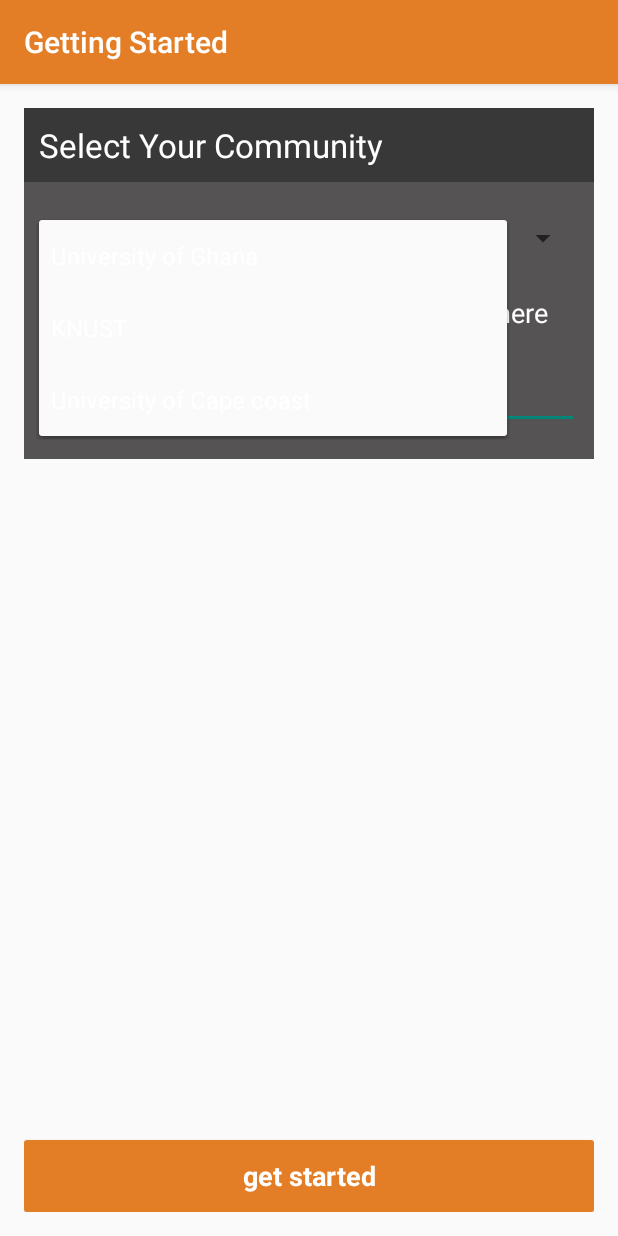
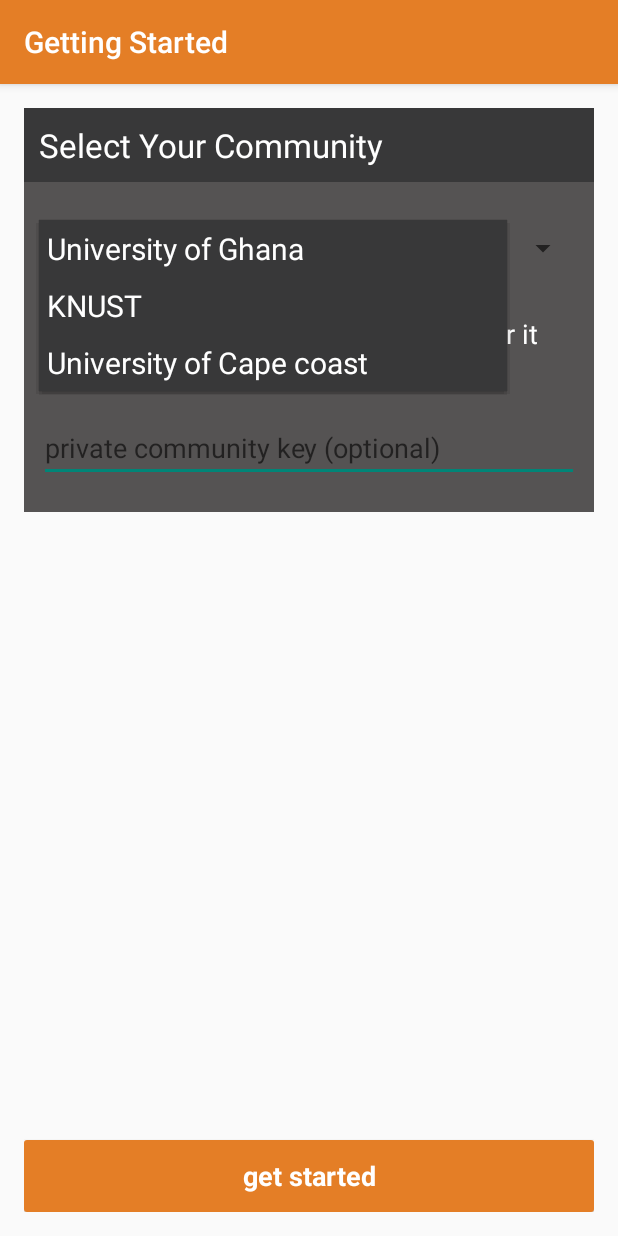
Before and after one commit to jessejohnson/flippy, an Android app: the SelectCommunityActivity screen opened directly, with no data from a screen before it, after a tap on "University of Ghana", on a phone screen of 412 x 824 dp. Run offline under Robolectric (Android 15) with nearby library versions, the phone set to English and light mode, and no system bars; 2 statements that could not run were skipped.

Commit message:
fixed issues with signin validation. styled SelectCommunityActivity spinner

```diff
--- a/Flippy/app/src/main/java/com/jojo/flippy/app/SelectCommunityActivity.java
+++ b/Flippy/app/src/main/java/com/jojo/flippy/app/SelectCommunityActivity.java
@@ -37,8 +37,8 @@ public class SelectCommunityActivity extends ActionBarActivity {
         communityList.add("KNUST");
         communityList.add("University of Cape coast");
         ArrayAdapter<String> dataAdapter = new ArrayAdapter<String>(this,
-                android.R.layout.simple_spinner_item, communityList);
-        dataAdapter.setDropDownViewResource(android.R.layout.simple_spinner_dropdown_item);
+                R.layout.flippy_spinner_item, communityList);
+        dataAdapter.setDropDownViewResource(R.layout.flippy_spinner_dropdown_item);
         spinnerSelectCommunity.setAdapter(dataAdapter);
     }
 
--- a/Flippy/app/src/main/java/com/jojo/flippy/app/WelcomeActivity.java
+++ b/Flippy/app/src/main/java/com/jojo/flippy/app/WelcomeActivity.java
@@ -381,10 +381,6 @@ public class WelcomeActivity extends Activity implements GoogleApiClient.Connect
         }
     }
 
-    protected void onResume() {
-        super.onResume();
-    }
-
     @Override
     protected void onPause() {
         super.onPause();
--- /dev/null
+++ b/Flippy/app/src/main/res/layout/flippy_spinner_dropdown_item.xml
@@ -0,0 +1,12 @@
+<?xml version="1.0" encoding="utf-8"?>
+
+<CheckedTextView xmlns:android="http://schemas.android.com/apk/res/android"
+    android:layout_width="match_parent"
+    android:layout_height="match_parent"
+    android:textSize="20dip"
+    android:gravity="left"
+    android:textColor="@color/flippy_white"
+    android:background="@color/flippy_dark_header"
+    android:padding="5dip">
+
+</CheckedTextView>
--- /dev/null
+++ b/Flippy/app/src/main/res/layout/flippy_spinner_item.xml
@@ -0,0 +1,11 @@
+<?xml version="1.0" encoding="utf-8"?>
+
+<TextView xmlns:android="http://schemas.android.com/apk/res/android"
+    android:layout_width="match_parent"
+    android:layout_height="match_parent"
+    android:textSize="20dip"
+    android:gravity="left"
+    android:textColor="@color/flippy_white"
+    android:padding="5dip">
+
+</TextView>
--- a/Flippy/app/src/main/res/values/strings.xml
+++ b/Flippy/app/src/main/res/values/strings.xml
@@ -57,7 +57,7 @@
     <!-- the select community activity -->
     <string name="last_step">the final step</string>
     <string name="select_community">Select Your Community</string>
-    <string name="community_key">Where given a community key enter it here</string>
+    <string name="community_key">Were you given a community key? Enter it here</string>
     <string name="community_key_hint">private community key (optional)</string>
 
     <!--The community center's strings-->
```
Also changed, not shown: Flippy/app/src/main/java/com/jojo/flippy/app/SignInActivity.java (+27 -8 lines).
